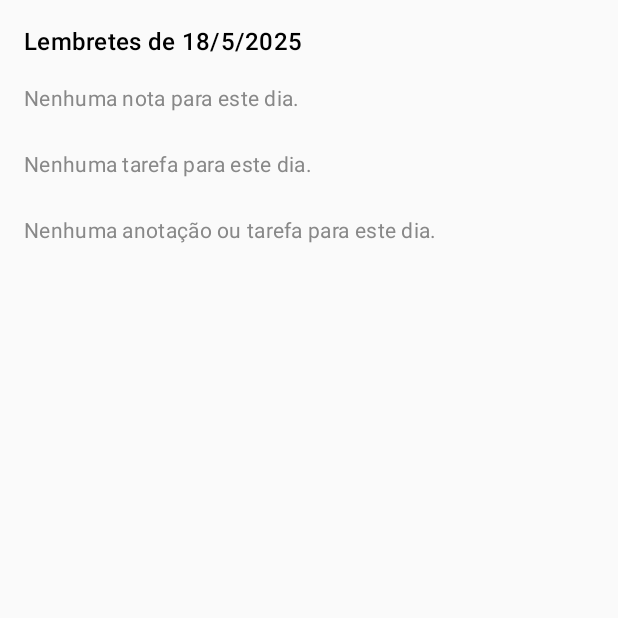
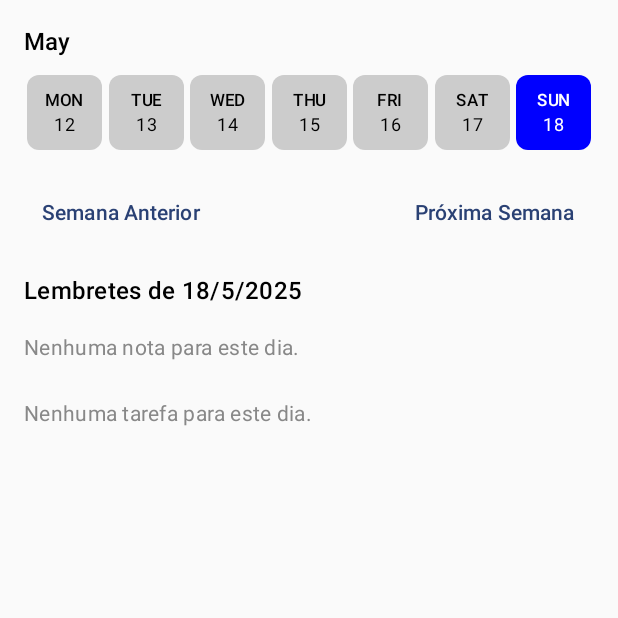
Before and after one commit to Kamilly-code/Clouddy, an Android app built with Jetpack Compose: the DayScreen screen opened through its navigation route, on a phone screen of 412 x 824 dp, the top half of it. Run offline under Robolectric (Android 15) with nearby library versions, the phone set to English and light mode, and no system bars; our stand-ins replace Dagger/Hilt's generated code, Firebase (no records; nobody signed in at launch, a user with empty details on screens opened directly), Room's generated code, livedata-compose; Roboto replaces fonts that are not available here.

Commit message:
Backup: almacenar ultimos cambios

```diff
--- a/app/src/main/java/com/clouddy/application/ui/screen/calendar/screen/DayScreen.kt
+++ b/app/src/main/java/com/clouddy/application/ui/screen/calendar/screen/DayScreen.kt
@@ -1,6 +1,9 @@
 package com.clouddy.application.ui.screen.calendar.screen
 
 import android.util.Log
+import androidx.compose.foundation.background
+import androidx.compose.foundation.clickable
+import androidx.compose.foundation.layout.Arrangement
 import androidx.compose.foundation.layout.Column
 import androidx.compose.foundation.layout.Row
 import androidx.compose.foundation.layout.Spacer
@@ -8,11 +11,15 @@ import androidx.compose.foundation.layout.fillMaxSize
 import androidx.compose.foundation.layout.fillMaxWidth
 import androidx.compose.foundation.layout.height
 import androidx.compose.foundation.layout.padding
+import androidx.compose.foundation.layout.size
+import androidx.compose.foundation.lazy.LazyRow
+import androidx.compose.foundation.shape.RoundedCornerShape
 import androidx.compose.material3.Card
 import androidx.compose.material3.CardDefaults
 import androidx.compose.material3.Checkbox
 import androidx.compose.material3.MaterialTheme
 import androidx.compose.material3.Text
+import androidx.compose.material3.TextButton
 import androidx.compose.runtime.Composable
 import androidx.compose.runtime.livedata.observeAsState
 import androidx.compose.runtime.remember
@@ -23,25 +30,26 @@ import androidx.compose.ui.unit.dp
 import com.clouddy.application.ui.screen.calendar.viewModel.CalendarViewModel
 import java.time.LocalDate
 import androidx.compose.runtime.getValue
+import androidx.compose.runtime.mutableStateOf
+import androidx.compose.runtime.setValue
 import androidx.hilt.navigation.compose.hiltViewModel
 import androidx.lifecycle.viewmodel.compose.viewModel
 import com.clouddy.application.ui.screen.pomodoro.viewModel.PomodoroViewModel
 import com.example.clouddy.ui.theme.ClouddyTheme
 import java.time.format.DateTimeFormatter
+import kotlin.text.toLong
+import kotlin.toString
 
 @Composable
-fun DayScreen(){
-
+fun DayScreen() {
     val calendarViewModel: CalendarViewModel = hiltViewModel()
 
-    val selectedDate = remember { LocalDate.now() }
-    val selectedDateStr = selectedDate.format(DateTimeFormatter.ofPattern("dd-MM-yyyy"))
+    var currentWeekStart by remember { mutableStateOf(LocalDate.now().with(java.time.DayOfWeek.MONDAY)) }
+    val selectedDate = remember { mutableStateOf(LocalDate.now()) }
 
-    val notes by calendarViewModel.getNotesForDate(selectedDate).observeAsState(emptyList())
-    val tasks by calendarViewModel.getTasksForDate(selectedDate).observeAsState(emptyList())
-
-    println("Notas carregadas: $notes")
-    println("Tarefas carregadas: $tasks")
+    // Observar as notas e tarefas com base no selectedDate
+    val notes by calendarViewModel.getNotesForDate(selectedDate.value).observeAsState(emptyList())
+    val tasks by calendarViewModel.getTasksForDate(selectedDate.value).observeAsState(emptyList())
 
     ClouddyTheme {
         Column(
@@ -49,14 +57,77 @@ fun DayScreen(){
                 .fillMaxSize()
                 .padding(16.dp)
         ) {
+            // Exibir o mês acima dos dias da semana
             Text(
-                text = "Lembretes de ${selectedDate.dayOfMonth}/${selectedDate.monthValue}/${selectedDate.year}",
+                text = currentWeekStart.month.name.lowercase().replaceFirstChar { it.uppercase() },
+                style = MaterialTheme.typography.titleMedium,
+                modifier = Modifier.padding(bottom = 8.dp)
+            )
+
+            // Barra de dias da semana
+            LazyRow(
+                modifier = Modifier.fillMaxWidth(),
+                horizontalArrangement = Arrangement.SpaceBetween
+            ) {
+                items(7) { index ->
+                    val day = currentWeekStart.plusDays(index.toLong())
+                    val isSelected = day == selectedDate.value
+
+                    Column(
+                        modifier = Modifier
+                            .padding(2.dp)
+                            .size(50.dp)
+                            .background(
+                                if (isSelected) Color.Blue else Color.LightGray,
+                                shape = RoundedCornerShape(8.dp)
+                            )
+                            .clickable { selectedDate.value = day }, // Atualiza o selectedDate
+                        horizontalAlignment = Alignment.CenterHorizontally,
+                        verticalArrangement = Arrangement.Center
+                    ) {
+                        Text(
+                            text = day.dayOfWeek.name.take(3),
+                            color = if (isSelected) Color.White else Color.Black,
+                            style = MaterialTheme.typography.labelSmall
+                        )
+                        Text(
+                            text = day.dayOfMonth.toString(),
+                            color = if (isSelected) Color.White else Color.Black,
+                            style = MaterialTheme.typography.bodySmall
+                        )
+                    }
+                }
+            }
+
+            Spacer(modifier = Modifier.height(16.dp))
+
+            // Botões para mudar de semana
+            Row(
+                modifier = Modifier.fillMaxWidth(),
+                horizontalArrangement = Arrangement.SpaceBetween
+            ) {
+                TextButton(onClick = {
+                    currentWeekStart = currentWeekStart.minusWeeks(1)
+                }) {
+                    Text("Semana Anterior")
+                }
+                TextButton(onClick = {
+                    currentWeekStart = currentWeekStart.plusWeeks(1)
+                }) {
+                    Text("Próxima Semana")
+                }
+            }
+
+            Spacer(modifier = Modifier.height(16.dp))
+
+            // Conteúdo de notas e tarefas
+            Text(
+                text = "Lembretes de ${selectedDate.value.dayOfMonth}/${selectedDate.value.monthValue}/${selectedDate.value.year}",
                 style = MaterialTheme.typography.titleMedium
             )
 
             Spacer(modifier = Modifier.height(16.dp))
 
-            // Seção de Notas
             if (notes.isNotEmpty()) {
                 Text(text = "📝 Notas", style = MaterialTheme.typography.titleSmall)
                 Spacer(modifier = Modifier.height(8.dp))
@@ -73,7 +144,7 @@ fun DayScreen(){
                                 style = MaterialTheme.typography.bodyMedium
                             )
                             Text(
-                                text = note.note?: "Sem conteúdo",
+                                text = note.note ?: "Sem conteúdo",
                                 style = MaterialTheme.typography.bodySmall
                             )
                         }
@@ -86,10 +157,9 @@ fun DayScreen(){
                     color = Color.Gray
                 )
             }
-            Log.d("DayScreen", "Notas recebidas do ViewModel: $notes (quantidade = ${notes.size})")
+
             Spacer(modifier = Modifier.height(24.dp))
 
-            // Seção de Tarefas
             if (tasks.isNotEmpty()) {
                 Text(text = "✅ Tarefas", style = MaterialTheme.typography.titleSmall)
                 Spacer(modifier = Modifier.height(8.dp))
@@ -114,16 +184,6 @@ fun DayScreen(){
                     color = Color.Gray
                 )
             }
-
-            // Caso não haja notas nem tarefas
-            if (notes.isEmpty() && tasks.isEmpty()) {
-                Spacer(modifier = Modifier.height(24.dp))
-                Text(
-                    text = "Nenhuma anotação ou tarefa para este dia.",
-                    style = MaterialTheme.typography.bodyMedium,
-                    color = Color.Gray
-                )
-            }
         }
     }
 }
--- a/app/src/main/java/com/clouddy/application/ui/screen/home/HomeScreen.kt
+++ b/app/src/main/java/com/clouddy/application/ui/screen/home/HomeScreen.kt
@@ -1,33 +1,62 @@
 package com.clouddy.application.ui.screen.home
 
+import androidx.compose.animation.core.animateFloatAsState
+import androidx.compose.animation.core.tween
 import androidx.compose.foundation.Image
 import androidx.compose.foundation.background
+import androidx.compose.foundation.clickable
 import androidx.compose.foundation.layout.Arrangement
 import androidx.compose.foundation.layout.Box
 import androidx.compose.foundation.layout.Column
+import androidx.compose.foundation.layout.Row
 import androidx.compose.foundation.layout.Spacer
+import androidx.compose.foundation.layout.fillMaxHeight
 import androidx.compose.foundation.layout.fillMaxSize
 import androidx.compose.foundation.layout.fillMaxWidth
 import androidx.compose.foundation.layout.height
 import androidx.compose.foundation.layout.padding
 import androidx.compose.foundation.layout.size
+import androidx.compose.foundation.layout.width
+import androidx.compose.foundation.shape.RoundedCornerShape
+import androidx.compose.material.icons.Icons
+import androidx.compose.material.icons.automirrored.filled.ExitToApp
+import androidx.compose.material.icons.automirrored.filled.Notes
+import androidx.compose.material.icons.filled.ExitToApp
 import androidx.compose.material3.Button
+import androidx.compose.material3.Icon
+import androidx.compose.material3.IconButton
+import androidx.compose.material3.MaterialTheme
 import androidx.compose.material3.Scaffold
 import androidx.compose.material3.Text
 import androidx.compose.runtime.Composable
 import androidx.compose.runtime.LaunchedEffect
+import androidx.compose.runtime.getValue
 import androidx.compose.runtime.livedata.observeAsState
+import androidx.compose.runtime.mutableStateOf
+import androidx.compose.runtime.remember
+import androidx.compose.runtime.setValue
 import androidx.compose.ui.Alignment
 import androidx.compose.ui.Modifier
 import androidx.compose.ui.graphics.Brush
 import androidx.compose.ui.graphics.Color
+import androidx.compose.ui.graphics.graphicsLayer
 import androidx.compose.ui.res.painterResource
 import androidx.compose.ui.unit.dp
+import androidx.compose.ui.zIndex
 import androidx.hilt.navigation.compose.hiltViewModel
 import com.clouddy.application.R
 import com.clouddy.application.domain.usecase.AuthState
 import com.clouddy.application.ui.screen.login.viewModel.AuthVM
 import com.example.clouddy.ui.theme.ClouddyTheme
+
+import androidx.compose.material.icons.filled.Check
+import androidx.compose.material.icons.filled.AccessTime
+import androidx.compose.material.icons.filled.CalendarToday
+import androidx.compose.material.icons.filled.StickyNote2
+import androidx.compose.ui.draw.drawBehind
+import androidx.compose.ui.draw.shadow
+import androidx.compose.ui.geometry.Offset
+import androidx.compose.ui.graphics.vector.ImageVector
 
 @Composable
 fun HomeScreen(
@@ -37,97 +66,137 @@ fun HomeScreen(
     navigateToPomodoro: () -> Unit,
     navigateToCalendar: () -> Unit
 ) {
+    val authVM: AuthVM = hiltViewModel()
+    val authState = authVM.authState.observeAsState()
+
+    LaunchedEffect(authState.value) {
+        if (authState.value is AuthState.Unauthenticated) {
+            navigateToLogin()
+        }
+    }
+
+    val iconItems: List<Pair<ImageVector, Int>> = listOf(
+        Icons.Filled.StickyNote2 to 0,
+        Icons.Filled.AccessTime to 1,
+        Icons.Filled.Check to 2,
+        Icons.Filled.CalendarToday to 3
+    )
+
+    val cards = listOf("Notes", "Pomodoro", "Tasks", "Calendar")
+    var selectedIndex by remember { mutableStateOf(0) }
+
+    val rotation by animateFloatAsState(
+        targetValue = selectedIndex * 180f,
+        animationSpec = tween(600)
+    )
+
     ClouddyTheme {
-        val authVM: AuthVM = hiltViewModel()
-        val authState = authVM.authState.observeAsState()
+        Scaffold { padding ->
+            Row(
+                modifier = Modifier
+                    .fillMaxSize()
+                    .padding(padding)
+                    .drawBehind {
+                        val dotColor = Color(0xFFE0E0E0)
+                        val spacing = 40f
+                        val dotRadius = 3f
+                        val columns = (size.width / spacing).toInt()
+                        val rows = (size.height / spacing).toInt()
 
-        LaunchedEffect(authState.value) {
-            if (authState.value is AuthState.Unauthenticated) {
-                navigateToLogin()
-            }
-        }
+                        for (row in 0..rows) {
+                            for (column in 0..columns) {
+                                drawCircle(
+                                    color = dotColor,
+                                    radius = dotRadius,
+                                    center = Offset(
+                                        x = column * spacing,
+                                        y = row * spacing
+                                    )
+                                )
+                            }
+                        }
+                    }
+            ) {
+                // Ícones laterais
+                Column(
+                    modifier = Modifier
+                        .fillMaxHeight()
+                        .width(60.dp)
+                        .padding(top = 40.dp),
+                    verticalArrangement = Arrangement.spacedBy(20.dp),
+                    horizontalAlignment = Alignment.CenterHorizontally
+                ) {
+                    iconItems.forEach { (icon, index) ->
+                        IconButton(onClick = { selectedIndex = index }) {
+                            Icon(imageVector = icon, contentDescription = null)
+                        }
+                    }
+                }
 
-        Scaffold(
-            content = { paddingValues ->
+                // Stack de cards com efeito de rotação
                 Box(
                     modifier = Modifier
                         .fillMaxSize()
-                        .background(
-                            brush = Brush.verticalGradient(
-                                colors = listOf(
-                                    Color(0xFF9DABC8),
-                                    Color(0xFFCAC7E6),
-                                    Color(0xFFB6D4F0),
-                                    Color(0xFF83A6D0)
+                        .padding(32.dp),
+                    contentAlignment = Alignment.Center
+                ) {
+                    cards.forEachIndexed { index, label ->
+                        val isVisible = index == selectedIndex
+                        val offset = (index - selectedIndex) * 10
+
+                        Box(
+                            modifier = Modifier
+                                .fillMaxWidth(0.7f)
+                                .height(200.dp)
+                                .graphicsLayer {
+                                    rotationY = if (isVisible) 0f else 15f
+                                    translationY = offset * 10f
+                                    alpha = if (isVisible) 1f else 0.3f
+                                    scaleX = if (isVisible) 1f else 0.95f
+                                    scaleY = if (isVisible) 1f else 0.95f
+                                    shadowElevation = if (isVisible) 16f else 8f
+                                    cameraDistance = 16f * density
+                                }
+                                .shadow(
+                                    elevation = if (isVisible) 16.dp else 4.dp,
+                                    shape = RoundedCornerShape(16.dp),
+                                    ambientColor = Color.Black.copy(alpha = 0.2f),
+                                    spotColor = Color.Black.copy(alpha = 0.3f)
                                 )
-                            )
-                        )
-                        .padding(paddingValues)
-                ) {
-                    Column(
-                        modifier = Modifier.fillMaxSize(),
-                        horizontalAlignment = Alignment.CenterHorizontally,
-                        verticalArrangement = Arrangement.Center
-                    ) {
-                        Text("Home page")
-                        Spacer(modifier = Modifier.height(55.dp))
-
-                        Column(
-                            modifier = Modifier
-                                .fillMaxWidth()
-                                .padding(horizontal = 16.dp),
-                            verticalArrangement = Arrangement.spacedBy(8.dp)
+                                .background(
+                                    Color.White,
+                                    shape = RoundedCornerShape(16.dp)
+                                )
+                                .padding(16.dp)
+                                .clickable {
+                                    when (index) {
+                                        0 -> navigateToNotes()
+                                        1 -> navigateToPomodoro()
+                                        2 -> navigateToTask()
+                                        3 -> navigateToCalendar()
+                                    }
+                                }
+                                .zIndex(if (isVisible) 1f else 0f)
                         ) {
-                            Button(
-                                onClick = { navigateToNotes() },
-                                modifier = Modifier
-                                    .fillMaxWidth()
-                                    .height(48.dp)
-                            ) {
-                                Text(text = "Notes")
-                            }
-
-                            Button(
-                                onClick = { navigateToPomodoro() },
-                                modifier = Modifier
-                                    .fillMaxWidth()
-                                    .height(48.dp)
-                            ) {
-                                Text(text = "Pomodoro")
-                            }
-
-                            Button(
-                                onClick = { navigateToTask() },
-                                modifier = Modifier
-                                    .fillMaxWidth()
-                                    .height(48.dp)
-                            ) {
-                                Text(text = "Task")
-                            }
-                            Button(
-                                onClick = { navigateToCalendar() },
-                                modifier = Modifier
-                                    .fillMaxWidth()
-                                    .height(48.dp)
-                            ) {
-                                Text(text = "Calendar")
-                            }
-                            Button(onClick = { authVM.signOut() },
-                                modifier = Modifier
-                                    .fillMaxWidth()
-                                    .height(48.dp)) {
-                                Text(text = "Sign Out")
+                            Column {
+                                Text(text = label, style = MaterialTheme.typography.headlineSmall)
+                                Spacer(modifier = Modifier.height(8.dp))
+                                Text("Clique para acessar $label", color = Color.Gray)
                             }
                         }
+                    }
 
-                        Image(
-                            painter = painterResource(id = R.drawable.ballerina_icon),
-                            contentDescription = null,
-                            modifier = Modifier.size(450.dp)
-                        )
+                    // Sair
+                    IconButton(
+                        onClick = { authVM.signOut() },
+                        modifier = Modifier
+                            .align(Alignment.BottomEnd)
+                            .padding(16.dp)
+                    ) {
+                        Icon(Icons.Default.ExitToApp, contentDescription = "Sign out")
                     }
                 }
             }
-        )
+        }
     }
 }
```
